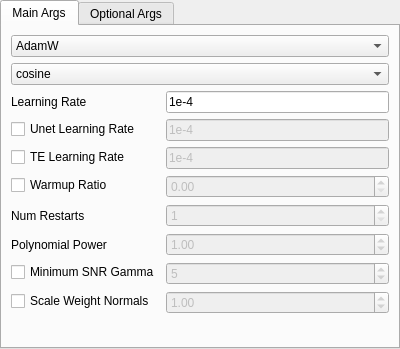
derrian-distro/LoRA_Easy_Training_Scripts, file ui_files/OptimizerUI.ui: the form before one commit.
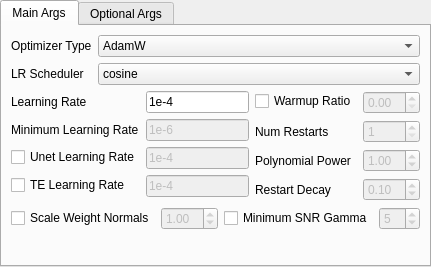
The form after the commit. Custom widgets are drawn as their Qt base class.

Commit message: Added support for a new scheduler

```diff
--- a/ui_files/OptimizerUI.ui
+++ b/ui_files/OptimizerUI.ui
@@ -6,8 +6,8 @@
    <rect>
     <x>0</x>
     <y>0</y>
-    <width>400</width>
-    <height>349</height>
+    <width>428</width>
+    <height>267</height>
    </rect>
   </property>
   <property name="windowTitle">
@@ -41,8 +41,75 @@
       <attribute name="title">
        <string>Main Args</string>
       </attribute>
-      <layout class="QFormLayout" name="formLayout_2">
+      <layout class="QGridLayout" name="gridLayout">
+       <item row="3" column="0" colspan="2">
+        <layout class="QFormLayout" name="formLayout_4">
+         <item row="0" column="0">
+          <layout class="QHBoxLayout" name="horizontalLayout_2">
+           <item>
+            <widget class="QCheckBox" name="scale_weight_enable">
+             <property name="text">
+              <string>Scale Weight Normals</string>
+             </property>
+            </widget>
+           </item>
+           <item>
+            <widget class="DoubleSpinBox" name="scale_weight_input">
+             <property name="enabled">
+              <bool>false</bool>
+             </property>
+             <property name="focusPolicy">
+              <enum>Qt::StrongFocus</enum>
+             </property>
+             <property name="toolTip">
+              <string>&lt;html&gt;&lt;head/&gt;&lt;body&gt;&lt;p&gt;An implementation of the idea of max norm regularization. Basically, this will help stabilize network training by limiting the normal of network weights. Might work well for limiting overfitting or baking.&lt;/p&gt;&lt;/body&gt;&lt;/html&gt;</string>
+             </property>
+             <property name="value">
+              <double>1.000000000000000</double>
+             </property>
+            </widget>
+           </item>
+          </layout>
+         </item>
+         <item row="0" column="1">
+          <layout class="QHBoxLayout" name="horizontalLayout">
+           <item>
+            <widget class="QCheckBox" name="min_snr_enable">
+             <property name="text">
+              <string>Minimum SNR Gamma</string>
+             </property>
+            </widget>
+           </item>
+           <item>
+            <widget class="SpinBox" name="min_snr_input">
+             <property name="enabled">
+              <bool>false</bool>
+             </property>
+             <property name="focusPolicy">
+              <enum>Qt::StrongFocus</enum>
+             </property>
+             <property name="toolTip">
+              <string>&lt;html&gt;&lt;head/&gt;&lt;body&gt;&lt;p&gt;This is a tool that reduces learning of unwanted elements by only learning what is the most common. This can lead to it not learning small details however. The recommended value is 5. Lower values apply more.&lt;/p&gt;&lt;/body&gt;&lt;/html&gt;</string>
+             </property>
+             <property name="value">
+              <number>5</number>
+             </property>
+            </widget>
+           </item>
+          </layout>
+         </item>
+        </layout>
+       </item>
        <item row="0" column="0" colspan="2">
+        <layout class="QFormLayout" name="formLayout">
+         <item row="0" column="0">
+          <widget class="QLabel" name="optimizer_type_label">
+           <property name="text">
+            <string>Optimizer Type</string>
+           </property>
+          </widget>
+         </item>
+         <item row="0" column="1">
         <widget class="ComboBox" name="optimizer_type_selector">
          <property name="focusPolicy">
           <enum>Qt::StrongFocus</enum>
@@ -102,7 +169,14 @@
          </item>
         </widget>
        </item>
-       <item row="1" column="0" colspan="2">
+         <item row="1" column="0">
+          <widget class="QLabel" name="lr_scheduler_label">
+           <property name="text">
+            <string>LR Scheduler</string>
+           </property>
+          </widget>
+         </item>
+         <item row="1" column="1">
         <widget class="ComboBox" name="lr_scheduler_selector">
          <property name="focusPolicy">
           <enum>Qt::StrongFocus</enum>
@@ -147,80 +221,18 @@
          </item>
         </widget>
        </item>
-       <item row="2" column="0">
-        <widget class="QLabel" name="label">
-         <property name="text">
-          <string>Learning Rate</string>
-         </property>
-        </widget>
+        </layout>
        </item>
-       <item row="2" column="1">
-        <widget class="LineEditWithHighlight" name="main_lr_input">
-         <property name="toolTip">
-          <string>&lt;html&gt;&lt;head/&gt;&lt;body&gt;&lt;p&gt;The main lr. If you have both unet and te set though it is just completely overwritten.&lt;/p&gt;&lt;p&gt;note that if you don't put in a proper number, it will just be read as 0.&lt;/p&gt;&lt;/body&gt;&lt;/html&gt;</string>
-         </property>
-         <property name="text">
-          <string>1e-4</string>
-         </property>
-         <property name="placeholderText">
-          <string>Learning Rate</string>
-         </property>
-        </widget>
-       </item>
-       <item row="3" column="0">
-        <widget class="QCheckBox" name="unet_lr_enable">
-         <property name="text">
-          <string>Unet Learning Rate</string>
-         </property>
-        </widget>
-       </item>
-       <item row="3" column="1">
-        <widget class="LineEditWithHighlight" name="unet_lr_input">
-         <property name="enabled">
-          <bool>false</bool>
-         </property>
-         <property name="toolTip">
-          <string>&lt;html&gt;&lt;head/&gt;&lt;body&gt;&lt;p&gt;The Unet lr. Overrides the base lr, if you don't have a proper number set, it will be 0&lt;/p&gt;&lt;/body&gt;&lt;/html&gt;</string>
-         </property>
-         <property name="text">
-          <string>1e-4</string>
-         </property>
-         <property name="placeholderText">
-          <string>Unet Learning Rate</string>
-         </property>
-        </widget>
-       </item>
-       <item row="4" column="0">
-        <widget class="QCheckBox" name="te_lr_enable">
-         <property name="text">
-          <string>TE Learning Rate</string>
-         </property>
-        </widget>
-       </item>
-       <item row="4" column="1">
-        <widget class="LineEditWithHighlight" name="te_lr_input">
-         <property name="enabled">
-          <bool>false</bool>
-         </property>
-         <property name="toolTip">
-          <string>&lt;html&gt;&lt;head/&gt;&lt;body&gt;&lt;p&gt;The Text Encoder lr. Overrides the base lr, if you don't have a proper number set, it will be 0&lt;/p&gt;&lt;/body&gt;&lt;/html&gt;</string>
-         </property>
-         <property name="text">
-          <string>1e-4</string>
-         </property>
-         <property name="placeholderText">
-          <string>TE Learning Rate</string>
-         </property>
-        </widget>
-       </item>
-       <item row="5" column="0">
+       <item row="1" column="1">
+        <layout class="QFormLayout" name="formLayout_3">
+         <item row="0" column="0">
         <widget class="QCheckBox" name="warmup_enable">
          <property name="text">
           <string>Warmup Ratio</string>
          </property>
         </widget>
        </item>
-       <item row="5" column="1">
+         <item row="0" column="1">
         <widget class="DoubleSpinBox" name="warmup_ratio_input">
          <property name="enabled">
           <bool>false</bool>
@@ -239,14 +251,14 @@
          </property>
         </widget>
        </item>
-       <item row="6" column="0">
+         <item row="1" column="0">
         <widget class="QLabel" name="label_4">
          <property name="text">
           <string>Num Restarts</string>
          </property>
         </widget>
        </item>
-       <item row="6" column="1">
+         <item row="1" column="1">
         <widget class="SpinBox" name="cosine_restart_input">
          <property name="enabled">
           <bool>false</bool>
@@ -262,14 +274,14 @@
          </property>
         </widget>
        </item>
-       <item row="7" column="0">
+         <item row="2" column="0">
         <widget class="QLabel" name="label_5">
          <property name="text">
           <string>Polynomial Power</string>
          </property>
         </widget>
        </item>
-       <item row="7" column="1">
+         <item row="2" column="1">
         <widget class="DoubleSpinBox" name="poly_power_input">
          <property name="enabled">
           <bool>false</bool>
@@ -288,15 +300,15 @@
          </property>
         </widget>
        </item>
-       <item row="8" column="0">
-        <widget class="QCheckBox" name="min_snr_enable">
+         <item row="3" column="0">
+          <widget class="QLabel" name="gamma_label">
          <property name="text">
-          <string>Minimum SNR Gamma</string>
+            <string>Restart Decay</string>
          </property>
         </widget>
        </item>
-       <item row="8" column="1">
-        <widget class="SpinBox" name="min_snr_input">
+         <item row="3" column="1">
+          <widget class="DoubleSpinBox" name="gamma_input">
          <property name="enabled">
           <bool>false</bool>
          </property>
@@ -304,35 +316,113 @@
           <enum>Qt::StrongFocus</enum>
          </property>
          <property name="toolTip">
-          <string>&lt;html&gt;&lt;head/&gt;&lt;body&gt;&lt;p&gt;This is a tool that reduces learning of unwanted elements by only learning what is the most common. This can lead to it not learning small details however. The recommended value is 5. Lower values apply more.&lt;/p&gt;&lt;/body&gt;&lt;/html&gt;</string>
-         </property>
-         <property name="value">
-          <number>5</number>
-         </property>
-        </widget>
-       </item>
-       <item row="9" column="0">
-        <widget class="QCheckBox" name="scale_weight_enable">
-         <property name="text">
-          <string>Scale Weight Normals</string>
-         </property>
-        </widget>
-       </item>
-       <item row="9" column="1">
-        <widget class="DoubleSpinBox" name="scale_weight_input">
-         <property name="enabled">
-          <bool>false</bool>
-         </property>
-         <property name="focusPolicy">
-          <enum>Qt::StrongFocus</enum>
-         </property>
-         <property name="toolTip">
-          <string>&lt;html&gt;&lt;head/&gt;&lt;body&gt;&lt;p&gt;An implementation of the idea of max norm regularization. Basically, this will help stabilize network training by limiting the normal of network weights. Might work well for limiting overfitting or baking.&lt;/p&gt;&lt;/body&gt;&lt;/html&gt;</string>
-         </property>
-         <property name="value">
+            <string>&lt;html&gt;&lt;head/&gt;&lt;body&gt;&lt;p&gt;The percent that decays on restart. Unique to Cosine Annealing Warmup Restarts.&lt;/p&gt;&lt;/body&gt;&lt;/html&gt;</string>
+           </property>
+           <property name="minimum">
+            <double>0.000000000000000</double>
+           </property>
+           <property name="maximum">
           <double>1.000000000000000</double>
          </property>
-        </widget>
+           <property name="singleStep">
+            <double>0.010000000000000</double>
+           </property>
+           <property name="value">
+            <double>0.100000000000000</double>
+           </property>
+          </widget>
+         </item>
+        </layout>
+       </item>
+       <item row="1" column="0">
+        <layout class="QFormLayout" name="formLayout_2">
+         <item row="0" column="0">
+          <widget class="QLabel" name="label">
+           <property name="text">
+            <string>Learning Rate</string>
+           </property>
+          </widget>
+         </item>
+         <item row="0" column="1">
+          <widget class="LineEditWithHighlight" name="main_lr_input">
+           <property name="toolTip">
+            <string>&lt;html&gt;&lt;head/&gt;&lt;body&gt;&lt;p&gt;The main lr. If you have both unet and te set though it is just completely overwritten.&lt;/p&gt;&lt;p&gt;note that if you don't put in a proper number, it will just be read as 0.&lt;/p&gt;&lt;/body&gt;&lt;/html&gt;</string>
+           </property>
+           <property name="text">
+            <string>1e-4</string>
+           </property>
+           <property name="placeholderText">
+            <string>Learning Rate</string>
+           </property>
+          </widget>
+         </item>
+         <item row="1" column="1">
+          <widget class="LineEditWithHighlight" name="min_lr_input">
+           <property name="enabled">
+            <bool>false</bool>
+           </property>
+           <property name="toolTip">
+            <string>&lt;html&gt;&lt;head/&gt;&lt;body&gt;&lt;p&gt;The minimum lr for the Cosine Annealing Warmup Restarts LR scheduler. This is the final lr before a restart occurs.&lt;/p&gt;&lt;/body&gt;&lt;/html&gt;</string>
+           </property>
+           <property name="text">
+            <string>1e-6</string>
+           </property>
+          </widget>
+         </item>
+         <item row="2" column="0">
+          <widget class="QCheckBox" name="unet_lr_enable">
+           <property name="text">
+            <string>Unet Learning Rate</string>
+           </property>
+          </widget>
+         </item>
+         <item row="2" column="1">
+          <widget class="LineEditWithHighlight" name="unet_lr_input">
+           <property name="enabled">
+            <bool>false</bool>
+           </property>
+           <property name="toolTip">
+            <string>&lt;html&gt;&lt;head/&gt;&lt;body&gt;&lt;p&gt;The Unet lr. Overrides the base lr, if you don't have a proper number set, it will be 0&lt;/p&gt;&lt;/body&gt;&lt;/html&gt;</string>
+           </property>
+           <property name="text">
+            <string>1e-4</string>
+           </property>
+           <property name="placeholderText">
+            <string>Unet Learning Rate</string>
+           </property>
+          </widget>
+         </item>
+         <item row="3" column="0">
+          <widget class="QCheckBox" name="te_lr_enable">
+           <property name="text">
+            <string>TE Learning Rate</string>
+           </property>
+          </widget>
+         </item>
+         <item row="3" column="1">
+          <widget class="LineEditWithHighlight" name="te_lr_input">
+           <property name="enabled">
+            <bool>false</bool>
+           </property>
+           <property name="toolTip">
+            <string>&lt;html&gt;&lt;head/&gt;&lt;body&gt;&lt;p&gt;The Text Encoder lr. Overrides the base lr, if you don't have a proper number set, it will be 0&lt;/p&gt;&lt;/body&gt;&lt;/html&gt;</string>
+           </property>
+           <property name="text">
+            <string>1e-4</string>
+           </property>
+           <property name="placeholderText">
+            <string>TE Learning Rate</string>
+           </property>
+          </widget>
+         </item>
+         <item row="1" column="0">
+          <widget class="QLabel" name="min_lr_label">
+           <property name="text">
+            <string>Minimum Learning Rate</string>
+           </property>
+          </widget>
+         </item>
+        </layout>
        </item>
       </layout>
      </widget>
```
Left out of the diff: 14 changed lines with no effect on the pictures. Lines whose indentation alone changed are shown as unchanged. The commit also changes 10 other files.
